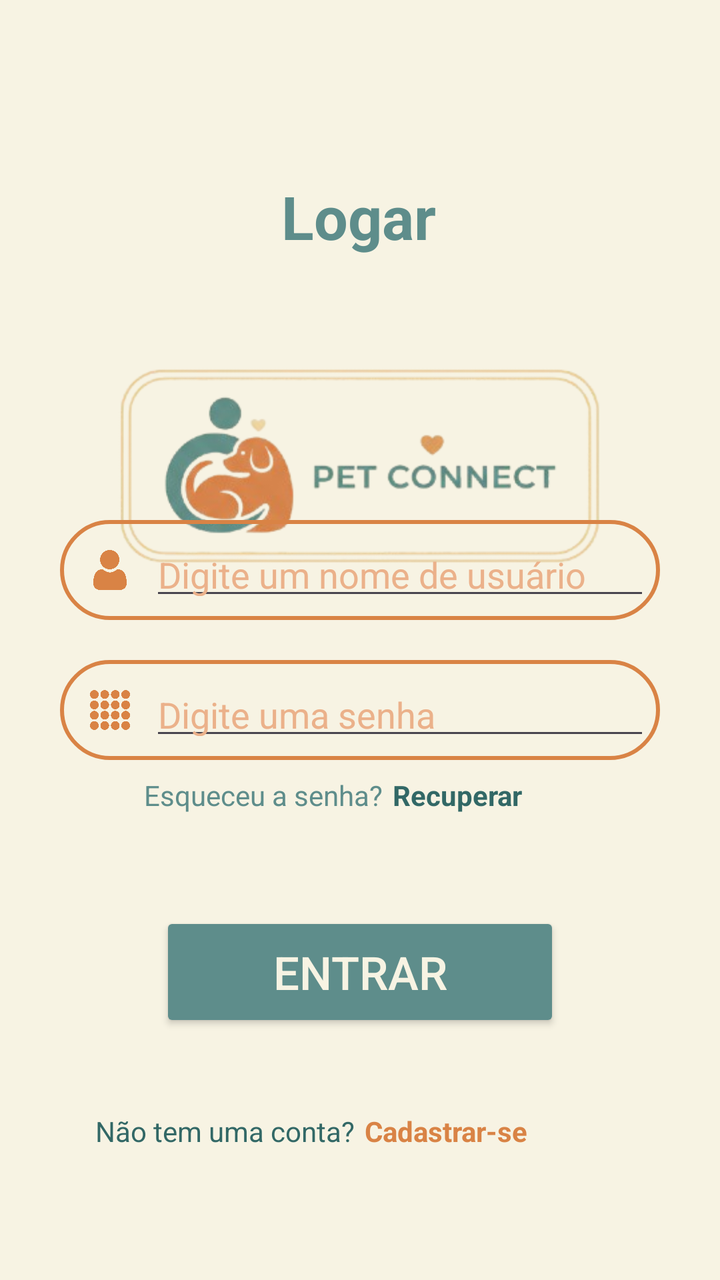
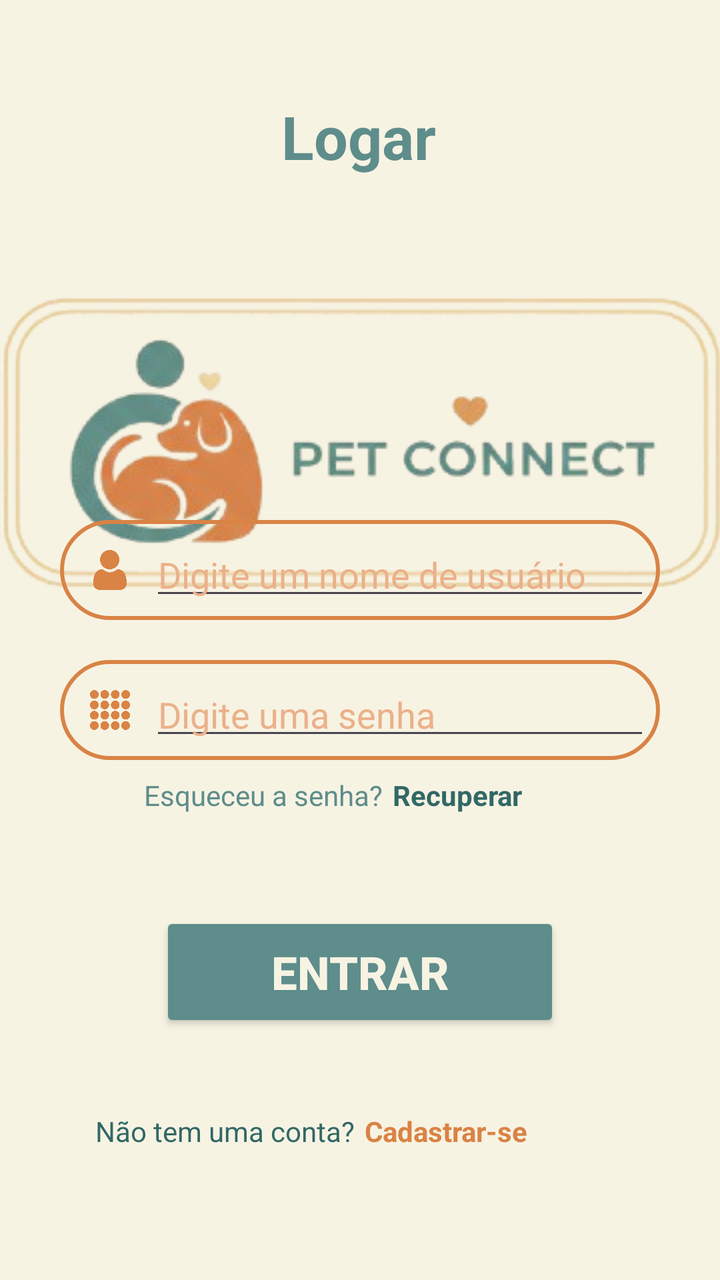

The first picture is an Android layout as it rendered before a commit; the second is the same layout after the commit. The layout source and the unified diff follow.
<!-- AndroidManifest.xml: application theme Theme.Android -->
<!-- res/layout/activity_login.xml -->
<?xml version="1.0" encoding="utf-8"?>
<androidx.constraintlayout.widget.ConstraintLayout xmlns:android="http://schemas.android.com/apk/res/android"
    xmlns:app="http://schemas.android.com/apk/res-auto"
    xmlns:tools="http://schemas.android.com/tools"
    android:id="@+id/main"
    android:layout_width="match_parent"
    android:layout_height="match_parent"
    android:background="@color/beige"
    tools:context=".presentation.ui.LoginActivity">

    <TextView
        android:id="@+id/linkCreate_login"
        android:layout_width="wrap_content"
        android:layout_height="wrap_content"
        android:layout_marginEnd="96dp"
        android:layout_marginBottom="65dp"
        android:text="@string/textRegister"
        android:textColor="@color/orange"
        android:textStyle="bold"
        app:layout_constraintBottom_toBottomOf="parent"
        app:layout_constraintEnd_toEndOf="parent" />

    <TextView
        android:id="@+id/textView8"
        android:layout_width="wrap_content"
        android:layout_height="wrap_content"
        android:layout_marginEnd="5dp"
        android:layout_marginBottom="65dp"
        android:text="@string/textBackLogin"
        android:textColor="@color/blueDark"
        app:layout_constraintBottom_toBottomOf="parent"
        app:layout_constraintEnd_toStartOf="@+id/linkCreate_login"
        app:layout_constraintHorizontal_bias="1.0"
        app:layout_constraintStart_toStartOf="parent" />

    <Button
        android:id="@+id/btnLogin_login"
        android:layout_width="0dp"
        android:layout_height="60dp"
        android:layout_marginStart="80dp"
        android:layout_marginEnd="80dp"
        android:layout_marginBottom="40dp"
        android:backgroundTint="@color/blue"
        android:text="@string/textLogIn"
        android:textColor="@color/beige"
        android:textSize="23sp"
        app:cornerRadius="15dp"
        app:layout_constraintBottom_toTopOf="@+id/textView8"
        app:layout_constraintEnd_toEndOf="parent"
        app:layout_constraintHorizontal_bias="0.0"
        app:layout_constraintStart_toStartOf="parent" />

    <TextView
        android:id="@+id/textView7"
        android:layout_width="wrap_content"
        android:layout_height="wrap_content"
        android:layout_marginTop="88dp"
        android:text="@string/textLogin"
        android:textColor="@color/blue"
        android:textSize="30sp"
        android:textStyle="bold"
        app:layout_constraintEnd_toEndOf="parent"
        app:layout_constraintHorizontal_bias="0.498"
        app:layout_constraintStart_toStartOf="parent"
        app:layout_constraintTop_toTopOf="parent" />

    <ImageView
        android:id="@+id/imageView7"
        android:layout_width="334dp"
        android:layout_height="149dp"
        android:layout_marginTop="30dp"
        android:scaleType="centerCrop"
        app:layout_constraintBottom_toTopOf="@+id/linearLayout"
        app:layout_constraintEnd_toEndOf="parent"
        app:layout_constraintStart_toStartOf="parent"
        app:layout_constraintTop_toBottomOf="@+id/textView7"
        app:layout_constraintVertical_bias="0.0"
        app:srcCompat="@drawable/img_logo_straight" />

    <LinearLayout
        android:id="@+id/linearLayout"
        android:layout_width="0dp"
        android:layout_height="wrap_content"
        android:layout_marginStart="30dp"
        android:layout_marginEnd="30dp"
        android:layout_marginBottom="76dp"
        android:orientation="vertical"
        app:layout_constraintBottom_toTopOf="@+id/btnLogin_login"
        app:layout_constraintEnd_toEndOf="parent"
        app:layout_constraintHorizontal_bias="0.0"
        app:layout_constraintStart_toStartOf="parent">

        <LinearLayout
            android:layout_width="match_parent"
            android:layout_height="wrap_content"
            android:layout_marginBottom="20dp"
            android:background="@drawable/br_input_orange"
            android:orientation="horizontal"
            android:padding="5dp">

            <ImageView
                android:id="@+id/imageView5"
                android:layout_width="40dp"
                android:layout_height="40dp"
                android:layout_weight="0"
                android:padding="10dp"
                android:tint="@color/orange"
                app:srcCompat="@drawable/ic_user" />

            <EditText
                android:id="@+id/txUser_login"
                android:layout_width="wrap_content"
                android:layout_height="40dp"
                android:layout_weight="1"
                android:ems="10"
                android:hint="@string/textInputUser"
                android:inputType="text"
                android:textColor="@color/orange"
                android:textColorHint="@color/orangeLight" />
        </LinearLayout>

        <LinearLayout
            android:layout_width="match_parent"
            android:layout_height="wrap_content"
            android:background="@drawable/br_input_orange"
            android:orientation="horizontal"
            android:padding="5dp">

            <ImageView
                android:id="@+id/imageView5"
                android:layout_width="40dp"
                android:layout_height="40dp"
                android:layout_weight="0"
                android:padding="10dp"
                android:tint="@color/orange"
                app:srcCompat="@drawable/ic_password" />

            <EditText
                android:id="@+id/txPassword_login"
                android:layout_width="wrap_content"
                android:layout_height="40dp"
                android:layout_weight="1"
                android:ems="10"
                android:hint="@string/textInputPassword"
                android:inputType="text"
                android:textColor="@color/orange"
                android:textColorHint="@color/orangeLight" />
        </LinearLayout>

    </LinearLayout>

    <TextView
        android:id="@+id/textView9"
        android:layout_width="wrap_content"
        android:layout_height="wrap_content"
        android:layout_marginStart="72dp"
        android:layout_marginTop="8dp"
        android:text="@string/textForgetPassword"
        android:textColor="@color/blue"
        app:layout_constraintStart_toStartOf="parent"
        app:layout_constraintTop_toBottomOf="@+id/linearLayout" />

    <TextView
        android:id="@+id/linkPassword_login"
        android:layout_width="wrap_content"
        android:layout_height="wrap_content"
        android:layout_marginStart="5dp"
        android:layout_marginTop="8dp"
        android:text="@string/textLinkForgetPassword"
        android:textColor="@color/blueDark"
        android:textStyle="bold"
        app:layout_constraintStart_toEndOf="@+id/textView9"
        app:layout_constraintTop_toBottomOf="@+id/linearLayout" />

</androidx.constraintlayout.widget.ConstraintLayout>
<!-- resources referenced by this layout -->
<resources>
  <color name="beige">#F7F3E3</color>
  <color name="blue">#5E8D8B</color>
  <color name="blueDark">#326866</color>
  <color name="orange">#D98345</color>
  <color name="orangeLight">#EBB18A</color>
  <!-- drawable br_input_orange (drawable) -->
  <?xml version="1.0" encoding="utf-8"?>
  <shape xmlns:android="http://schemas.android.com/apk/res/android"
      android:shape="rectangle">
  
      <stroke
          android:width="2dp"
          android:color="#D98345" />
      <corners android:radius="50dp"/>
  </shape>
  <!-- drawable ic_password: png bitmap (drawable, 80617 bytes) -->
  <!-- drawable ic_user: png bitmap (drawable, 40251 bytes) -->
  <!-- drawable img_logo_straight: png bitmap (drawable, 63200 bytes) -->
  <string name="textBackLogin">Não tem uma conta?</string>
  <string name="textForgetPassword">Esqueceu a senha?</string>
  <string name="textInputPassword">Digite uma senha</string>
  <string name="textInputUser">Digite um nome de usuário</string>
  <string name="textLinkForgetPassword">Recuperar</string>
  <string name="textLogIn">Entrar</string>
  <string name="textLogin">Logar</string>
  <string name="textRegister">Cadastrar-se</string>
  <style name="Theme.Android" parent="Base.Theme.Android" />
  <style name="Base.Theme.Android" parent="Theme.Material3.DayNight.NoActionBar">
          
          
      </style>
</resources>

<!-- the commit's change to res/layout/activity_login.xml (unified diff, before → after) -->
@@ -44,6 +44,7 @@
         android:text="@string/textLogIn"
         android:textColor="@color/beige"
         android:textSize="23sp"
+        android:textStyle="bold"
         app:cornerRadius="15dp"
         app:layout_constraintBottom_toTopOf="@+id/textView8"
         app:layout_constraintEnd_toEndOf="parent"
@@ -54,7 +55,7 @@
         android:id="@+id/textView7"
         android:layout_width="wrap_content"
         android:layout_height="wrap_content"
-        android:layout_marginTop="88dp"
+        android:layout_marginTop="48dp"
         android:text="@string/textLogin"
         android:textColor="@color/blue"
         android:textSize="30sp"
@@ -66,12 +67,13 @@
 
     <ImageView
         android:id="@+id/imageView7"
-        android:layout_width="334dp"
-        android:layout_height="149dp"
+        android:layout_width="384dp"
+        android:layout_height="206dp"
         android:layout_marginTop="30dp"
-        android:scaleType="centerCrop"
+        android:scaleType="center"
         app:layout_constraintBottom_toTopOf="@+id/linearLayout"
         app:layout_constraintEnd_toEndOf="parent"
+        app:layout_constraintHorizontal_bias="0.481"
         app:layout_constraintStart_toStartOf="parent"
         app:layout_constraintTop_toBottomOf="@+id/textView7"
         app:layout_constraintVertical_bias="0.0"
